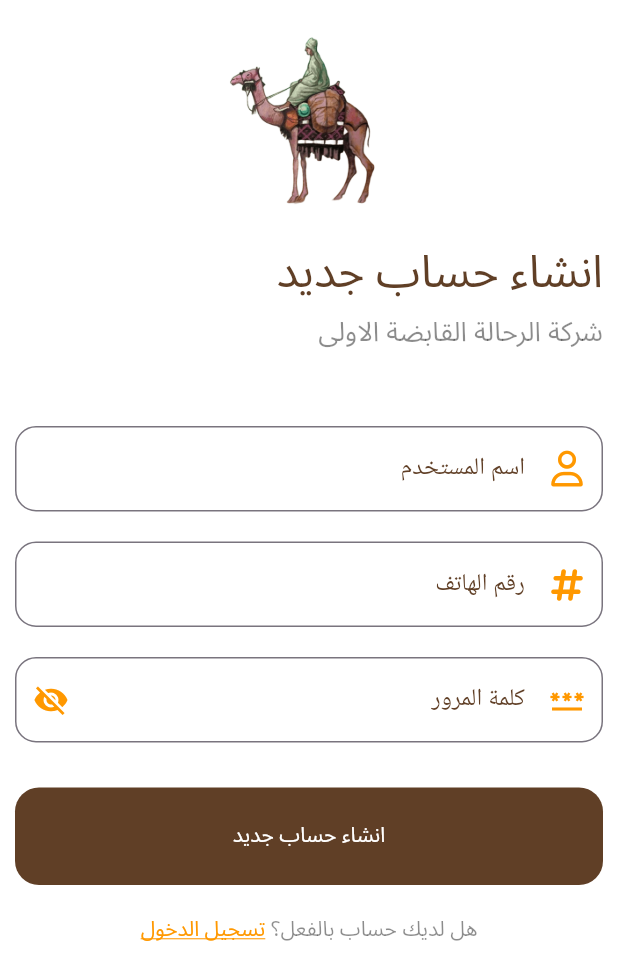
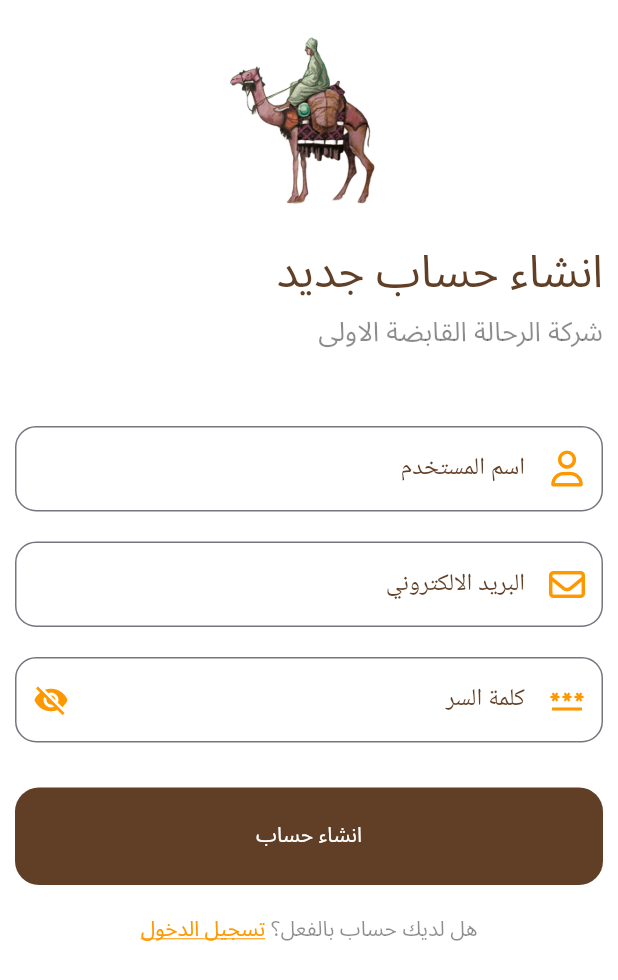
Before and after one commit to Alkhazali218/Alrahala_Commecre, a Flutter app: the registerView screen opened by its route, on a phone screen of 412 x 824 dp. Shown: the top 980 px of the screen. Run offline on Flutter 3.47's test engine with Material 3 defaults, Android fonts, the light colour scheme and no system bars; our stand-ins replace curved_navigation_bar, firebase_core, font_awesome_flutter, google_fonts, lottie, shared_preferences; accounts and stored records are empty; network calls fail.

Commit message:
edit login && registar

```diff
--- a/lib/features/login/Presentation/widgets/login_view_body.dart
+++ b/lib/features/login/Presentation/widgets/login_view_body.dart
@@ -32,8 +32,8 @@ class LoginViewBody extends StatelessWidget {
           ),
           const SizedBox(height: 50),
           textFromFiledItem(
-            hintText: 'رقم الهاتف',
-            prefixIcon: FontAwesomeIcons.hashtag,
+            hintText: 'البريد الالكتروني',
+            prefixIcon: FontAwesomeIcons.envelope,
             pass: false,
             isSecurePassword: false,
           ),
--- a/lib/features/register/Presentation/widgets/register_view_body.dart
+++ b/lib/features/register/Presentation/widgets/register_view_body.dart
@@ -36,21 +36,22 @@ class registerViewBody extends StatelessWidget {
           ),
           const SizedBox(height: 20),
           textFromFiledItem(
-            hintText: 'رقم الهاتف',
-            prefixIcon: FontAwesomeIcons.hashtag,
+            hintText: 'البريد الالكتروني',
+            prefixIcon: FontAwesomeIcons.envelope,
             pass: false,
             isSecurePassword: false,
           ),
           const SizedBox(height: 20),
-          textFromFiledItem(
-            hintText: 'كلمة المرور',
+           textFromFiledItem(
+            hintText: 'كلمة السر',
             prefixIcon: Icons.password,
             pass: true,
             isSecurePassword: true,
           ),
+
           const SizedBox(height: 30),
           ButtonItem(
-            textButton: 'انشاء حساب جديد',
+            textButton: 'انشاء حساب',
             onTap: () => Navigator.pushNamed(context, homeView.id),
           ),
           const SizedBox(height: 20),
```
Also changed, not shown: lib/features/next/Presentation/widgets/next_view_body.dart (+8 -0 lines).
